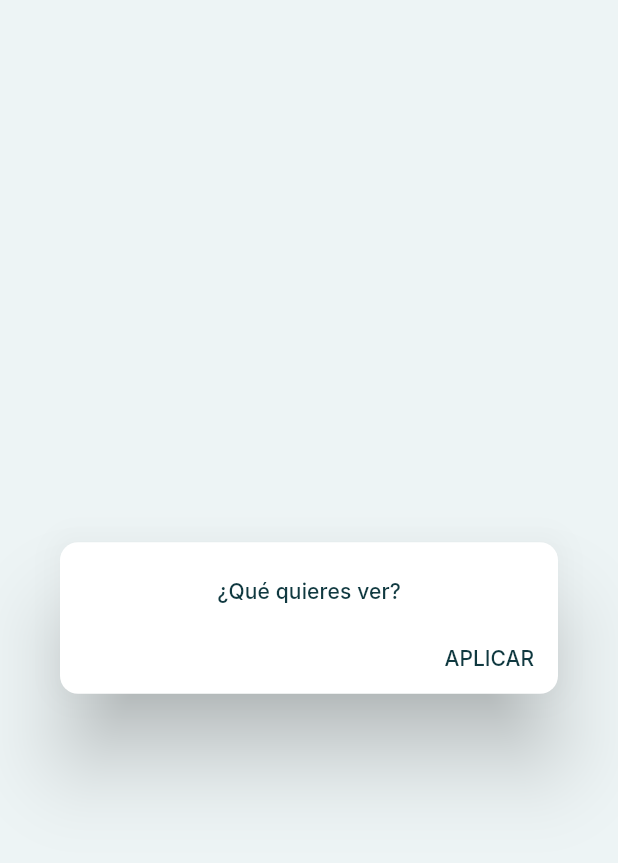
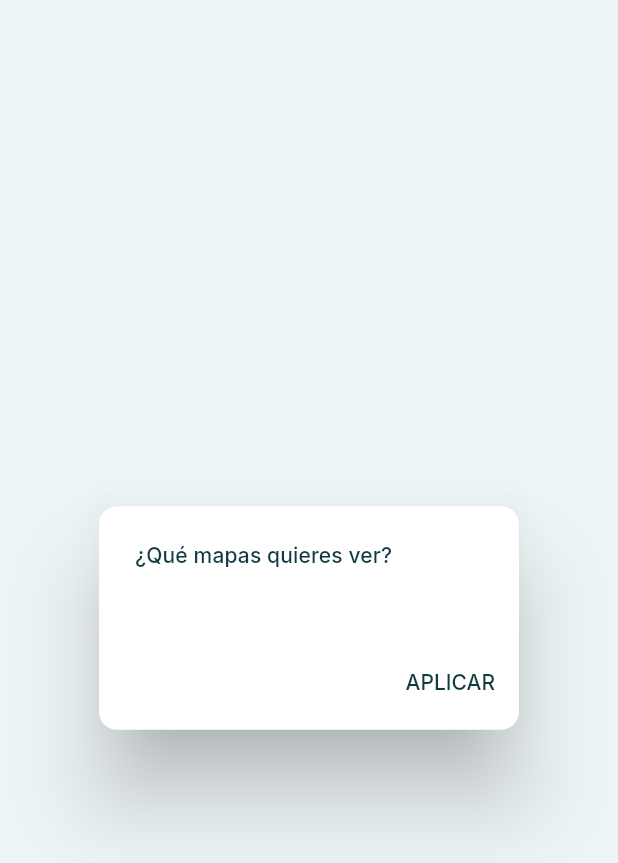
Before and after one commit to Cosecheros/Cosecheros, a Flutter app: the MultiChoiceDialog widget shown alone on an empty page, opened directly with empty values, on a phone screen of 412 x 824 dp. Shown: the top 863 px of the screen. Run offline on Flutter 3.47's test engine with Material 2 defaults, Android fonts, the phone set to English and light mode, and no system bars; our stand-ins replace cached_network_image, cloud_firestore, firebase_auth, firebase_core, firebase_crashlytics, firebase_messaging and 14 more; missing offline and left inert: dynamic_forms, expression_language, flutter_dynamic_forms, flutter_dynamic_forms_components; accounts and stored records are empty; network calls fail; statements that could not run were skipped.

Commit message:
AlertDialog en el selector de capas

```diff
--- a/lib/forms/multichoice/multichoice_renderer.dart
+++ b/lib/forms/multichoice/multichoice_renderer.dart
@@ -19,6 +19,8 @@ class MultiChoiceRenderer extends FormElementRenderer<model.MultiSelectChoice> {
             margin: const EdgeInsets.symmetric(horizontal: 16.0, vertical: 4),
             child: MultiChoiceWidget(
               label: element.label,
+              height: 80,
+              isSelected: snapshot.data,
               onChanged: (value) => dispatcher(
                 ChangeValueEvent(
                   value: value,
@@ -26,7 +28,6 @@ class MultiChoiceRenderer extends FormElementRenderer<model.MultiSelectChoice> {
                   propertyName: model.MultiSelectChoice.isSelectedPropertyName,
                 ),
               ),
-              isSelected: snapshot.data,
             ),
           );
         });
--- a/lib/map/multichoice_dialog.dart
+++ b/lib/map/multichoice_dialog.dart
@@ -15,17 +15,25 @@ class MultiChoiceDialog<T> extends StatefulWidget {
 class _MultiChoiceDialogState<T> extends State<MultiChoiceDialog> {
   @override
   Widget build(BuildContext context) {
-    return Dialog(
-      child: Container(
-        padding: EdgeInsets.only(top: 24, left: 8, right: 8),
-        child: Column(
+    return AlertDialog(
+      title: Text(
+        '¿Qué mapas quieres ver?',
+        style: Theme.of(context).textTheme.subtitle2,
+      ),
+      actions: [
+        TextButton(
+          child: Text(
+            "APLICAR",
+            style: Theme.of(context).textTheme.button,
+          ),
+          onPressed: () {
+            Navigator.pop(context, widget.selected);
+          },
+        ),
+      ],
+      content: Column(
         mainAxisSize: MainAxisSize.min,
         children: [
-            Text(
-              '¿Qué quieres ver?',
-              style: Theme.of(context).textTheme.subtitle2,
-            ),
-            SizedBox(height: 12),
           ...widget.options.entries.map(
             (entry) => Container(
               margin: const EdgeInsets.symmetric(vertical: 4),
@@ -44,20 +52,7 @@ class _MultiChoiceDialogState<T> extends State<MultiChoiceDialog> {
               ),
             ),
           ),
-            Align(
-              alignment: Alignment.centerRight,
-              child: TextButton(
-                child: Text(
-                  "APLICAR",
-                  style: Theme.of(context).textTheme.button,
-                ),
-                onPressed: () {
-                  Navigator.pop(context, widget.selected);
-                },
-              ),
-            )
         ],
-        ),
       ),
     );
   }
--- a/lib/widgets/multichoice_widget.dart
+++ b/lib/widgets/multichoice_widget.dart
@@ -4,12 +4,14 @@ class MultiChoiceWidget extends StatelessWidget {
   final ValueChanged<bool> onChanged;
   final String label;
   final bool isSelected;
+  final double height;
 
   const MultiChoiceWidget({
     Key key,
     this.onChanged,
     this.label,
     this.isSelected,
+    this.height
   }) : super(key: key);
 
   @override
@@ -17,7 +19,7 @@ class MultiChoiceWidget extends StatelessWidget {
     return Container(
       decoration: getDecorationBox(context, isSelected),
       clipBehavior: Clip.antiAlias,
-      height: 80,
+      height: height,
       child: InkWell(
         onTap: () {
           onChanged(!isSelected);
```
Lines whose indentation alone changed are shown as unchanged.
